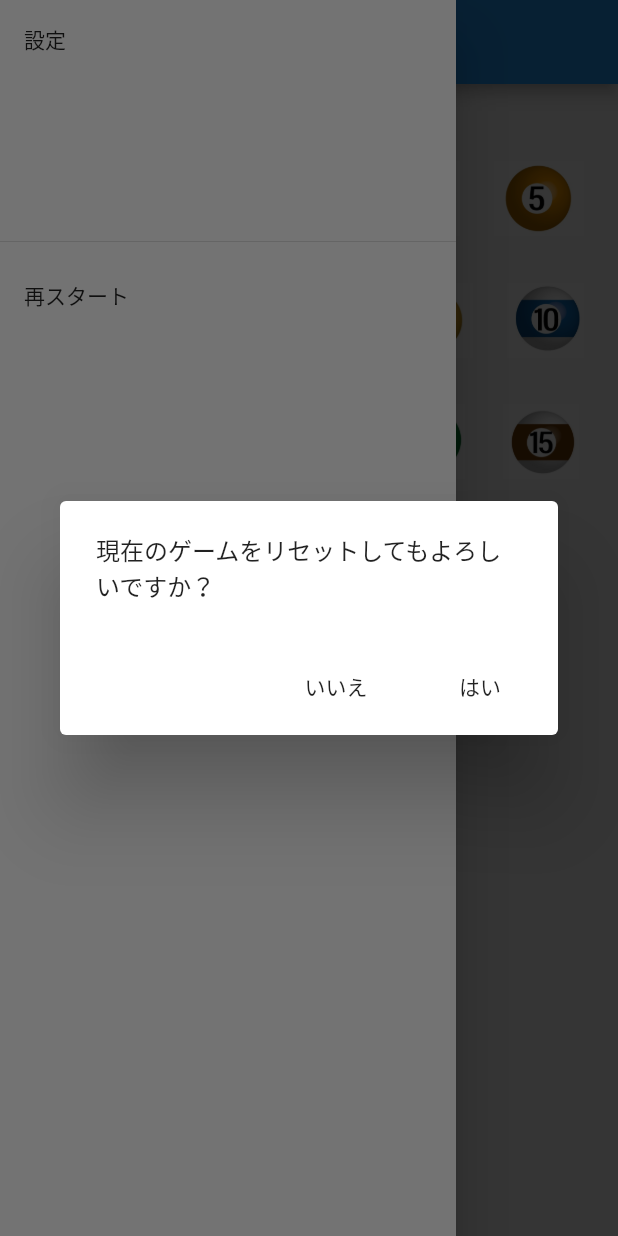
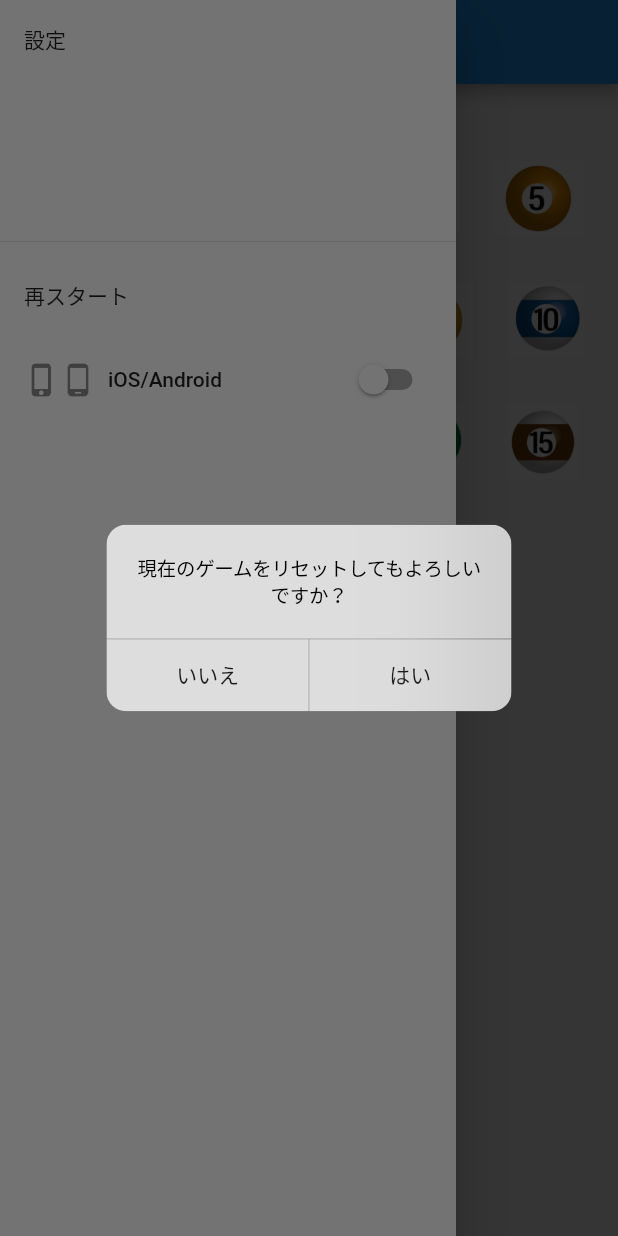
Before and after one commit to hidenori111yellow/number_spring, a Flutter app: the screen it shows after launch, in the side drawer, after a tap on "再スタート", on a phone screen of 412 x 824 dp. Run offline on Flutter 3.47's test engine with Material 2 defaults, Android fonts, the phone set to English and light mode, and no system bars; our stand-ins replace shared_preferences; Roboto replaces fonts that are missing (RobotoMono).

Commit message:
iOS/Androidダイアログスタイルの変更機能追加

```diff
--- a/lib/pages/drawer.dart
+++ b/lib/pages/drawer.dart
@@ -1,13 +1,16 @@
+import 'package:flutter/cupertino.dart';
 import 'package:flutter/material.dart';
 import 'package:number_spring/utils/share_preferece.dart';
 import 'package:number_spring/main.dart';
 
+final appDrawerStateKey = GlobalKey<AppDrawerState>();
+
 class AppDrawer extends StatefulWidget {
   @override
-  _AppDrawerState createState() => _AppDrawerState();
+  AppDrawerState createState() => AppDrawerState();
 }
 
-class _AppDrawerState extends State<AppDrawer> {
+class AppDrawerState extends State<AppDrawer> {
   @override
   Widget build(BuildContext context) {
     return Drawer(
@@ -19,6 +22,7 @@ class _AppDrawerState extends State<AppDrawer> {
           ListTile(
             title: Text('再スタート'),
             onTap: (){
+              if(SharedPref.getAndroidStyle()){
                 showDialog(context: context,
                 builder: (BuildContext context){
                   return AlertDialog(
@@ -28,17 +32,11 @@ class _AppDrawerState extends State<AppDrawer> {
                         Navigator.pop(context);
                       },),
                       FlatButton(child: Text('はい'),onPressed: (){
-                      Stopwatch sw = new Stopwatch();
-                      sw.start();
                         for(int i = 1; i <= 15; i++){
                           if(!SharedPref.getBall(i)){
                           SharedPref.setBall(i, true);
                           }
                         }
-                      sw.stop();
-
-                      print('${sw.elapsedTicks} ms');
-
                         myAppKey.currentState.setState((){});
 
                         Navigator.pop(context);
@@ -47,6 +45,55 @@ class _AppDrawerState extends State<AppDrawer> {
                   );
                 },
               );
+              }else{
+                showDialog(context: context,
+                builder: (BuildContext context){
+                  return CupertinoAlertDialog(
+                    content: Text('現在のゲームをリセットしてもよろしいですか？'),
+                    actions: <Widget>[
+                      FlatButton(child: Text('いいえ'),onPressed: (){
+                        Navigator.pop(context);
+                      },),
+                      FlatButton(child: Text('はい'),onPressed: (){
+                        for(int i = 1; i <= 15; i++){
+                          if(!SharedPref.getBall(i)){
+                          SharedPref.setBall(i, true);
+                          }
+                        }
+                        myAppKey.currentState.setState((){});
+
+                        Navigator.pop(context);
+                      },),
+                    ],
+                  );
+                },
+              );
+              }
+            },
+          ),
+          SwitchListTile(
+            // secondary: Row(
+            //   children: <Widget>[
+            //     Icon(Icons.phone_iphone),
+            //     Icon(Icons.phone_android),
+            //   ],
+            // ),
+            title: Row(
+              children: <Widget>[
+                Icon(Icons.phone_iphone),
+                Padding(
+                  padding: const EdgeInsets.only(right:8.0),
+                  child: Icon(Icons.phone_android),
+                ),
+                Text('iOS/Android'),
+              ],
+            ),
+            value: SharedPref.getAndroidStyle(),
+            onChanged: (bool value) async{
+              SharedPref.setAndroidStyle(value);
+
+              myAppKey.currentState.setState((){});
+
             },
           ),
         ],
--- a/lib/utils/share_preferece.dart
+++ b/lib/utils/share_preferece.dart
@@ -2,8 +2,10 @@ import 'package:shared_preferences/shared_preferences.dart';
 
 class SharedPref{
   static final ball = ['ball1','ball2','ball3','ball4','ball5','ball6','ball7','ball8','ball9','ball10','ball11','ball12','ball13','ball14','ball15',];
+  static final android_style = 'android_style';
 
   static SharedPreferences _sharedPreferences;
+
 
   static Future setInstance() async {
     if (null != _sharedPreferences) return;
@@ -13,4 +15,7 @@ class SharedPref{
 
   static Future<bool> setBall(int number,bool value) => _sharedPreferences.setBool(ball[number-1], value);
   static bool getBall(int number) => _sharedPreferences.getBool(ball[number-1]) ?? true;
+
+  static Future<bool> setAndroidStyle(bool value) => _sharedPreferences.setBool(android_style, value);
+  static bool getAndroidStyle() => _sharedPreferences.getBool(android_style) ?? false;
 }
```
Lines whose indentation alone changed are shown as unchanged.
